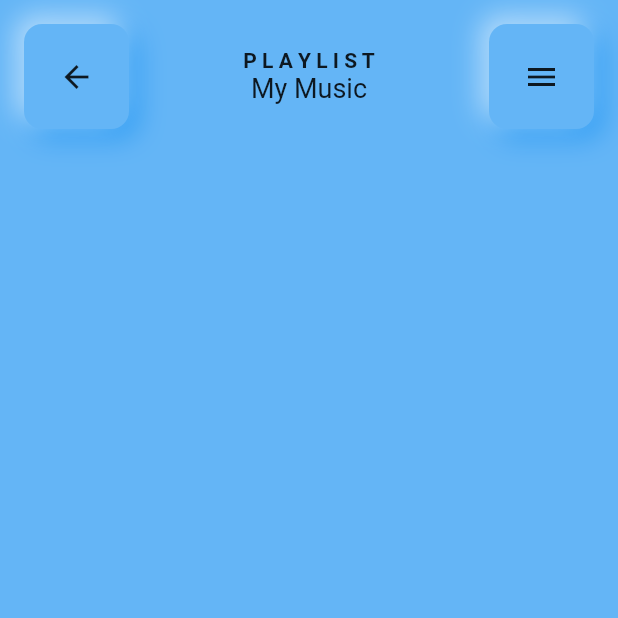
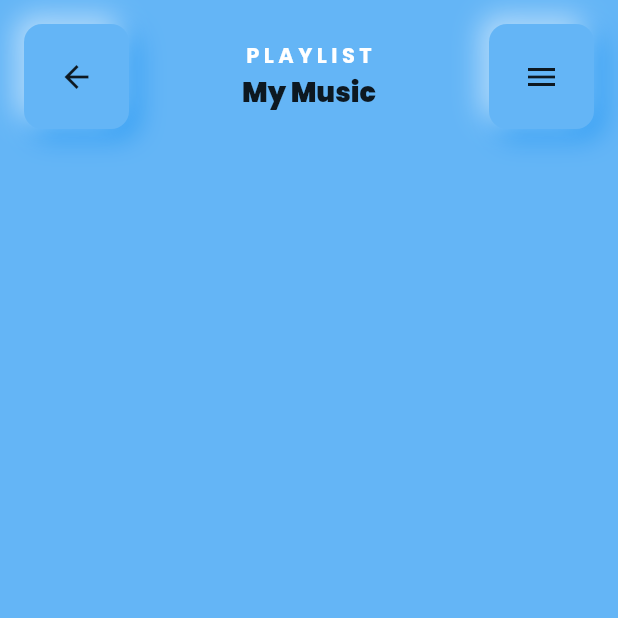
Before and after one commit to Lakshit-Chiranjiv/Music-Player-App-UI, a Flutter app: the screen it shows after launch, on a phone screen of 412 x 824 dp, the top half of it. Run offline on Flutter 3.47's test engine with Material 2 defaults, Android fonts, the phone set to English and light mode, and no system bars.

Commit message:
updated fontfamily

```diff
--- a/lib/music_page.dart
+++ b/lib/music_page.dart
@@ -33,13 +33,17 @@ class _MusicPageState extends State<MusicPage> {
                           'P L A Y L I S T',
                           style: TextStyle(
                             fontSize: 14,
-                            fontWeight: FontWeight.bold
+                            fontWeight: FontWeight.bold,
+                            color: Colors.white,
+                            fontFamily: 'Poppins'
                           ),
                         ),
                         Text(
                           'My Music',
                           style: TextStyle(
                             fontSize: 18,
+                            fontWeight: FontWeight.w900,
+                            fontFamily: 'Poppins'
                           ),
                         )
                       ],
```
